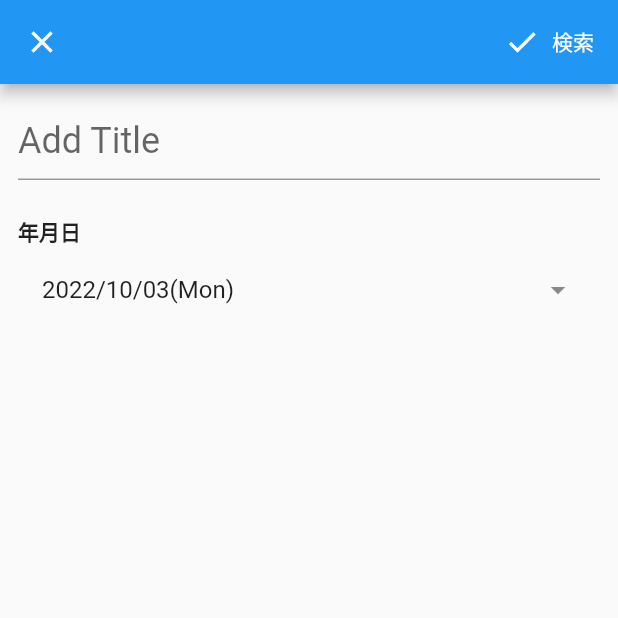
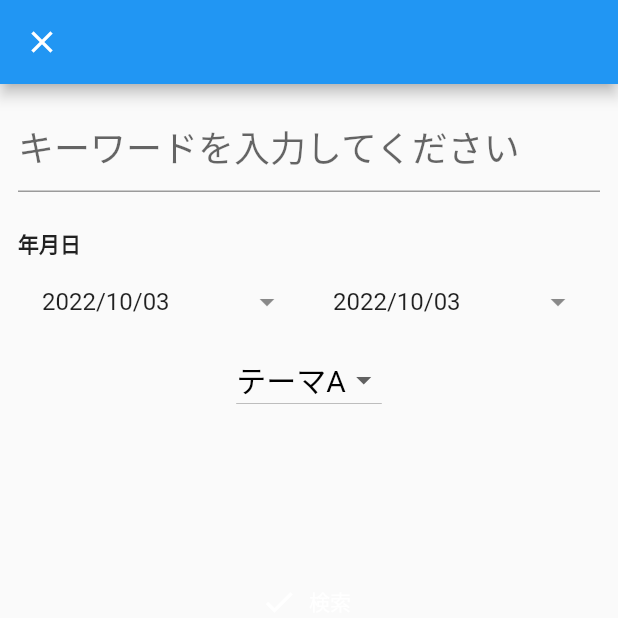
Before and after one commit to SS-okamura/sky_test_flutter, a Flutter app: the tabletScaffold screen opened directly, tab 2 chosen, after a tap on the "search" icon, on a phone screen of 412 x 824 dp, the top half of it. Run offline on Flutter 3.47's test engine with Material 2 defaults, Android fonts, the phone set to English and light mode, and no system bars; our stand-ins replace badges, matcher, syncfusion_flutter_calendar, table_calendar.

Commit message:
初回コミット

```diff
--- a/lib/constants.dart
+++ b/lib/constants.dart
@@ -1,5 +1,8 @@
 import 'package:flutter/material.dart';
 import 'package:web_vue/page/chat_page.dart';
+import 'package:web_vue/page/class_list_page.dart';
+import 'package:web_vue/page/task_list_page.dart';
+import 'package:web_vue/page/top_page.dart';
 import 'package:web_vue/responsive/tablet_scaffold.dart';
 
 import 'responsive/desktop_scaffold.dart';
@@ -8,7 +11,7 @@ var myDefalutBackground = Colors.white;
 
 var _selectedValue = '業者';
 var _usStates = ["業者", "生徒", "講師", "保護者", "お掃除巡回スタッフ"];
-var _appColer = Colors.blue;
+Color _appColer = Colors.blue;
 
 class MyAppBer extends StatefulWidget with PreferredSizeWidget {
   final String titleName;
@@ -40,10 +43,22 @@ class _MyAppBerState extends State<MyAppBer> {
           icon: Icon(Icons.account_circle),
           initialValue: _selectedValue,
           onSelected: (String s) {
+            _selectedValue = s;
+            if (_selectedValue == "生徒") {
+              _appColer = Colors.lightGreen;
+            } else if (_selectedValue == "業者") {
+              _appColer = Colors.blue;
+            } else if (_selectedValue == "講師") {
+              _appColer = Colors.green;
+            } else if (_selectedValue == "保護者") {
+              _appColer = Colors.yellow;
+            } else if (_selectedValue == "お掃除巡回スタッフ") {
+              _appColer = Colors.grey;
+            }
             setState(() {
               _selectedValue = s;
               if (_selectedValue == "生徒") {
-                _appColer = Colors.red;
+                _appColer = Colors.lightGreen;
               } else if (_selectedValue == "業者") {
                 _appColer = Colors.blue;
               } else if (_selectedValue == "講師") {
@@ -79,16 +94,53 @@ class _MyDrawerState extends State<MyDrawer> {
   Widget build(BuildContext context) {
     if (_selectedValue == "生徒") {
       return Drawer(
+        child: SingleChildScrollView(
           child: Column(
             children: [
               SizedBox(
                 height: 100,
               ),
-            ListTile(
-              title: Text('●●君お知らせ一覧'),
+              GestureDetector(
+                child: ListTile(
+                  title: Text('ホーム'),
+                ),
+                onTap: () {
+                  Navigator.push(
+                    context,
+                    MaterialPageRoute(
+                      builder: (context) => topPage(),
+                    ),
+                  );
+                },
+              ),
+              GestureDetector(
+                child: ListTile(
+                  title: Text('〇〇君のお知らせ一覧'),
+                ),
+                onTap: () {
+                  Navigator.push(
+                    context,
+                    MaterialPageRoute(
+                      builder: (context) => TaskListPage(),
+                    ),
+                  );
+                },
               ),
               ListTile(
                 title: Text('勉強の指示'),
+              ),
+              GestureDetector(
+                child: ListTile(
+                  title: Text('リスト'),
+                ),
+                onTap: () {
+                  Navigator.push(
+                    context,
+                    MaterialPageRoute(
+                      builder: (context) => ClassListPage(),
+                    ),
+                  );
+                },
               ),
               GestureDetector(
                 child: ListTile(
@@ -148,9 +200,11 @@ class _MyDrawerState extends State<MyDrawer> {
               ),
             ],
           ),
+        ),
       );
     } else if (_selectedValue == "業者") {
       return Drawer(
+        child: SingleChildScrollView(
           child: Column(
             children: [
               SizedBox(
@@ -158,6 +212,19 @@ class _MyDrawerState extends State<MyDrawer> {
               ),
               ListTile(
                 title: Text('お知らせ一覧'),
+              ),
+              GestureDetector(
+                child: ListTile(
+                  title: Text('ホーム'),
+                ),
+                onTap: () {
+                  Navigator.push(
+                    context,
+                    MaterialPageRoute(
+                      builder: (context) => topPage(),
+                    ),
+                  );
+                },
               ),
               GestureDetector(
                 child: ListTile(
@@ -223,6 +290,7 @@ class _MyDrawerState extends State<MyDrawer> {
                 title: Text('清算'),
               ),
             ],
+          ),
         ),
       );
     } else if (_selectedValue == "保護者") {
--- a/lib/main.dart
+++ b/lib/main.dart
@@ -8,12 +8,15 @@ import 'package:web_vue/responsive/responsive_layout.dart';
 import 'package:web_vue/responsive/tablet_scaffold.dart';
 
 import 'provider/event_provider.dart';
+import 'provider/user_provider.dart';
 
 void main() {
   runApp(const MyApp());
 }
 
 var userFlg = '';
+final selectedValue = '業者';
+final usStates = ["業者", "生徒", "講師", "保護者", "お掃除巡回スタッフ"];
 
 class MyApp extends StatelessWidget {
   const MyApp({Key? key}) : super(key: key);
@@ -31,6 +34,9 @@ class MyApp extends StatelessWidget {
         ),
         ChangeNotifierProvider<ChartTitleProvider>(
           create: (context) => ChartTitleProvider(),
+        ),
+        ChangeNotifierProvider<UserProvider>(
+          create: (context) => UserProvider(),
         ),
       ],
       child: MaterialApp(
--- a/lib/page/chart_serach_page.dart
+++ b/lib/page/chart_serach_page.dart
@@ -1,5 +1,8 @@
 import 'package:flutter/material.dart';
+import 'package:provider/provider.dart';
+import 'package:web_vue/model/chart_title.dart';
 
+import '../provider/chart_title_provider.dart';
 import '../util/util.dart';
 
 class ChartSearchPage extends StatefulWidget {
@@ -11,18 +14,45 @@ class _ChartSearchPageState extends State<ChartSearchPage> {
   final _formKey = GlobalKey<FormState>();
   final titleController = TextEditingController();
   late DateTime formDate;
+  List<DropdownMenuItem<int>> _items = [];
+  var _selectItem = 0;
+  late ChartTitle title;
 
   @override
   void initState() {
     super.initState();
+    setItems();
+    _selectItem = _items[0].value!;
+    formDate = DateTime.now();
+  }
 
-    formDate = DateTime.now();
+  void setItems() {
+    _items
+      ..add(DropdownMenuItem(
+        child: Text(
+          'テーマA',
+        ),
+        value: 1,
+      ))
+      ..add(DropdownMenuItem(
+        child: Text(
+          'テーマB',
+        ),
+        value: 2,
+      ))
+      ..add(DropdownMenuItem(
+        child: Text(
+          'テーマC',
+        ),
+        value: 3,
+      ));
   }
 
   @override
   Widget build(BuildContext context) {
+    final chartTitles = Provider.of<ChartTitleProvider>(context).chartTitles;
     return Scaffold(
-        appBar: AppBar(actions: buildSearchingAction(), leading: CloseButton()),
+        appBar: AppBar(leading: CloseButton()),
         body: SingleChildScrollView(
           padding: EdgeInsets.all(12),
           child: Form(
@@ -32,7 +62,25 @@ class _ChartSearchPageState extends State<ChartSearchPage> {
               SizedBox(
                 height: 24,
               ),
-              buildDateTimePicker()
+              buildDateTimePicker(),
+              DropdownButton(
+                  style: TextStyle(fontSize: 20, color: Colors.black),
+                  items: _items,
+                  value: _selectItem,
+                  onChanged: (value) => {
+                        setState(() {
+                          _selectItem = value as int;
+                        }),
+                      }),
+              SizedBox(height: 100),
+              ElevatedButton.icon(
+                style: ElevatedButton.styleFrom(
+                    primary: Colors.transparent,
+                    shadowColor: Colors.transparent),
+                icon: Icon(Icons.done),
+                label: Text('検索'),
+                onPressed: () {},
+              )
             ]),
           ),
         ));
@@ -52,7 +100,7 @@ class _ChartSearchPageState extends State<ChartSearchPage> {
   Widget buildText() => TextFormField(
         style: TextStyle(fontSize: 24),
         decoration: InputDecoration(
-            border: UnderlineInputBorder(), hintText: 'Add Title'),
+            border: UnderlineInputBorder(), hintText: 'キーワードを入力してください'),
         validator: (title) =>
             title != null && title.isEmpty ? 'タイトルが入力されていません' : null,
         controller: titleController,
@@ -66,7 +114,12 @@ class _ChartSearchPageState extends State<ChartSearchPage> {
         child: Row(
           children: [
             Expanded(
-                flex: 2,
+                flex: 1,
+                child: buildDropdownField(
+                    text: Utils.toDate(formDate),
+                    onClicked: () => pickFromDateTime(pickDate: true))),
+            Expanded(
+                flex: 1,
                 child: buildDropdownField(
                     text: Utils.toDate(formDate),
                     onClicked: () => pickFromDateTime(pickDate: true))),
--- a/lib/page/chat_page.dart
+++ b/lib/page/chat_page.dart
@@ -16,9 +16,6 @@ class _ChatPageState extends State<ChatPage> {
   @override
   Widget build(BuildContext context) {
     return Scaffold(
-      appBar: AppBar(
-        title: MyAppBer(titleName: 'チャット画面'),
-      ),
       backgroundColor: Colors.blueGrey,
       body: Column(
         mainAxisSize: MainAxisSize.min,
--- /dev/null
+++ b/lib/provider/user_provider.dart
@@ -0,0 +1,16 @@
+import 'package:flutter/cupertino.dart';
+import '../model/event.dart';
+
+class UserProvider extends ChangeNotifier {
+  final List<Event> _events = [];
+  List<Event> get events => _events;
+  DateTime _selectedDate = DateTime.now();
+  DateTime get selectedDate => _selectedDate;
+  void setDate(DateTime date) => _selectedDate = date;
+  List<Event> get eventsOfSelectedDate => _events;
+  void addEvent(Event event) {
+    _events.add(event);
+
+    notifyListeners();
+  }
+}
--- a/lib/responsive/mobile_scaffold.dart
+++ b/lib/responsive/mobile_scaffold.dart
@@ -131,7 +131,7 @@ class _mobileScaffoldState extends State<mobileScaffold> {
                   child: Column(
                     children: [
                       Container(
-                        height: 200,
+                        height: 150,
                         decoration: BoxDecoration(
                           boxShadow: [
                             BoxShadow(
--- a/lib/responsive/tablet_scaffold.dart
+++ b/lib/responsive/tablet_scaffold.dart
@@ -305,8 +305,7 @@ class _tabletScaffoldState extends State<tabletScaffold> {
       },
       context: context);
 
-  Widget ChartList(int titleCount) => SingleChildScrollView(
-        child: ListView.builder(
+  Widget ChartList(int titleCount) => ListView.builder(
         shrinkWrap: true,
         itemCount: titleCount,
         itemBuilder: (BuildContext context, index) {
@@ -349,6 +348,5 @@ class _tabletScaffoldState extends State<tabletScaffold> {
             ),
           );
         },
-        ),
       );
 }
--- a/lib/util/util.dart
+++ b/lib/util/util.dart
@@ -4,7 +4,7 @@ import 'package:intl/intl.dart';
 
 class Utils {
   static String toDate(DateTime dateTime) {
-    final date = DateFormat('yyyy/MM/dd(E)').format(dateTime);
+    final date = DateFormat('yyyy/MM/dd').format(dateTime);
     return '$date';
   }
 
--- a/pubspec.yaml
+++ b/pubspec.yaml
@@ -33,6 +33,7 @@ dependencies:
   geolocator: ^7.0.3
   flutter_datetime_picker: ^1.2.1
   provider: ^5.0.0
+  badges: ^2.0.1
 
   # The following adds the Cupertino Icons font to your application.
   # Use with the CupertinoIcons class for iOS style icons.
```
Also changed, not shown: lib/model/user.dart (added, +8 -0 lines), lib/page/class_list_page.dart (added, +96 -0 lines), lib/page/task_list_page.dart (added, +88 -0 lines), lib/page/top_page.dart (added, +365 -0 lines). Lines whose indentation alone changed are shown as unchanged.
